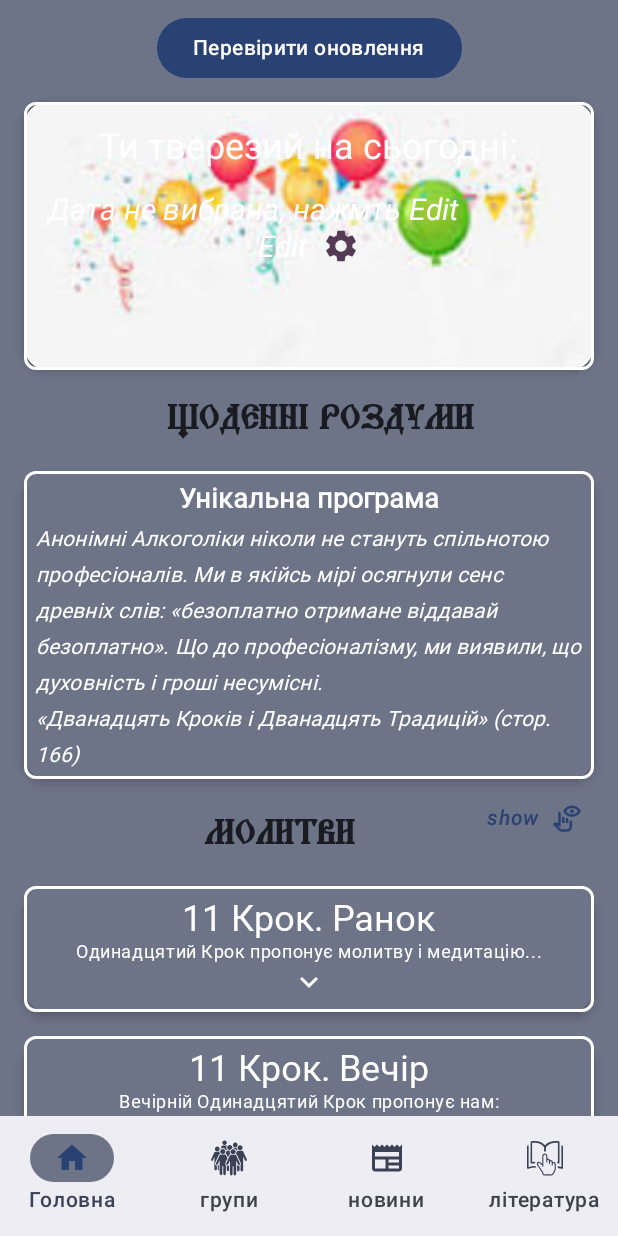
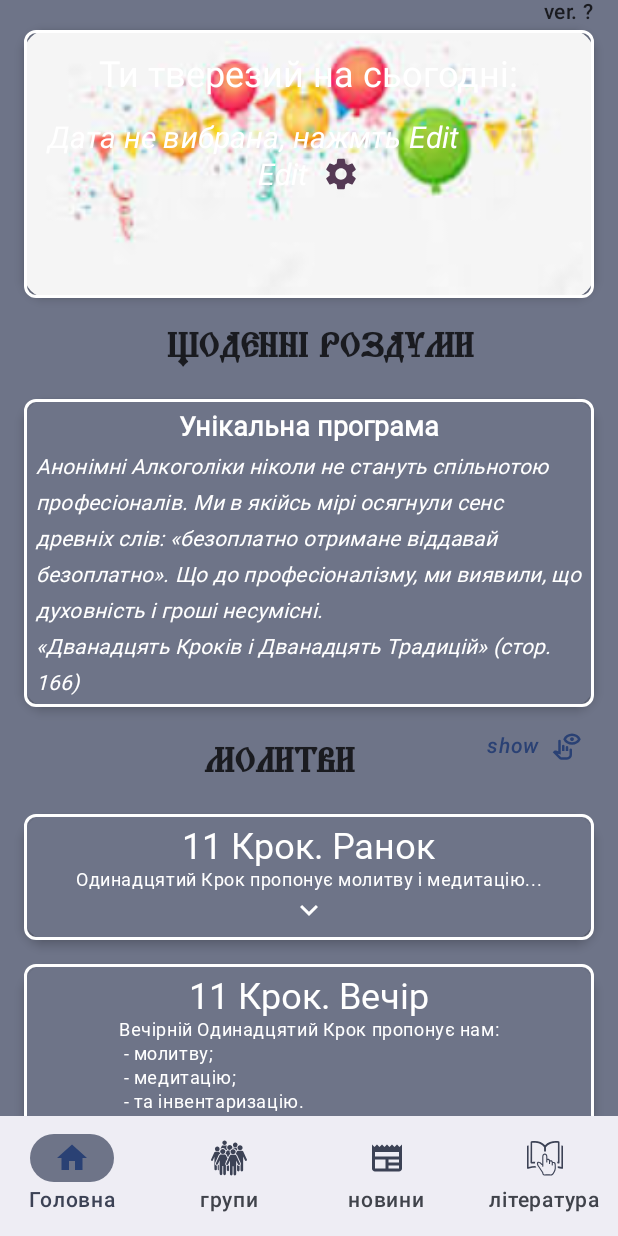
Before and after one commit to AlexYach1973/groupsaa, an Android app built with Jetpack Compose: the screen it shows after launch (MainActivity), on a phone screen of 412 x 824 dp. Run offline under Robolectric (Android 15) with nearby library versions, the phone set to English and light mode, and no system bars; our stand-ins replace Dagger/Hilt's generated code; Roboto replaces fonts that are not available here.

Commit message:
1. Початок. Базова навігація 1.01 Навігація 1.1 Навігація закінчена. Виклик за номером 1.2 Internet, Map 1.2.1 Щось зробив 1.3 Вдстань до груп 1.3.1 1.4 Зробив визов через API з тестового сайта 1.5 Під'єднав Room 1.5.1 Пофіксив Room 1.6 Добавиви на вкладку Home дати 1.6.1 Date Store 1.7 Заповнив Home Screen 1.7.1 1.8 Змнив графік на сайті та в App 1.8.1 GroupListScreen підсвчування активних груп 1.9 HomeScreen preferences 1.9.1 Schedule:Lit<String> 1.8.2 обавив щоденні роздуми 1.8.3 Додав іконкі до телефонів 1.8.4. Data Store refactoring 1.9. ReadScreen, FontFamily 1.9.1 GroupLit add Filter 2. Під'єднались до https://gso.aa.kiev.ua/ 2.1 GroupScreen use UIAction and UIErrorState 2.2 Включив підтримку озвучування в HomeScreen(TTS) 2.2.1 Refactoring HomeScreen 2.2.2 Add Prayers Ukr 3. DI Hit 3.1.1 Refactoring DI 3.2 Refactoring 3.3 Add update check for App 3.4 Add update App from GitHub Release

```diff
--- a/app/build.gradle.kts
+++ b/app/build.gradle.kts
@@ -77,6 +77,8 @@ dependencies {
     implementation(libs.androidx.gson)
     implementation(libs.play.services.location)
     implementation(libs.androidx.compose.permission)
+    implementation(libs.androidx.animation)
+
     // Retrofit
     implementation(libs.androidx.retrofit)
     implementation(libs.androidx.retrofit.gson)
--- a/app/src/main/AndroidManifest.xml
+++ b/app/src/main/AndroidManifest.xml
@@ -12,6 +12,8 @@
     <uses-permission android:name="android.permission.ACCESS_FINE_LOCATION"/>
     <uses-permission android:name="android.permission.ACCESS_COARSE_LOCATION"/>
     <uses-permission android:name="android.permission.REQUEST_INSTALL_PACKAGES"/>
+    <uses-permission android:name="android.permission.WRITE_EXTERNAL_STORAGE" android:maxSdkVersion="28" />
+    <uses-permission android:name="android.permission.READ_EXTERNAL_STORAGE" android:maxSdkVersion="28" />
 
     <application
         android:usesCleartextTraffic="true"
--- a/app/src/main/java/com/alexyach/compose/groupsaa/data/model/GitHubRelease.kt
+++ b/app/src/main/java/com/alexyach/compose/groupsaa/data/model/GitHubRelease.kt
@@ -4,5 +4,5 @@ import com.google.gson.annotations.SerializedName
 
 data class GitHubRelease(
     @SerializedName("tag_name") val tagName: String,
-    val assets: List<GitHubAsset>
+    val assets: List<GitHubAsset>,
 )
--- a/app/src/main/java/com/alexyach/compose/groupsaa/data/repository/UpdateRepository.kt
+++ /dev/null
@@ -1,17 +0,0 @@
-package com.alexyach.compose.groupsaa.data.repository
-
-import com.alexyach.compose.groupsaa.data.model.GitHubAsset
-import com.alexyach.compose.groupsaa.data.network.GitHubApi
-import javax.inject.Inject
-
-class UpdateRepository @Inject constructor(
-    private val api: GitHubApi
-) {
-
-    suspend fun fetchLatestApk(owner: String, repo: String): GitHubAsset? {
-        val release = api.getLatestRelease(owner = owner, repo = repo)
-
-        return release.assets.find { it.name.endsWith(".apk") }
-    }
-
-}
--- a/app/src/main/java/com/alexyach/compose/groupsaa/di/NetworkGitHubModule.kt
+++ b/app/src/main/java/com/alexyach/compose/groupsaa/di/NetworkGitHubModule.kt
@@ -7,7 +7,6 @@ import dagger.hilt.InstallIn
 import dagger.hilt.components.SingletonComponent
 import retrofit2.Retrofit
 import retrofit2.converter.gson.GsonConverterFactory
-import retrofit2.create
 import javax.inject.Singleton
 
 
--- /dev/null
+++ b/app/src/main/java/com/alexyach/compose/groupsaa/domain/usecase/CheckLatestReleaseUseCase.kt
@@ -0,0 +1,13 @@
+package com.alexyach.compose.groupsaa.domain.usecase
+
+import com.alexyach.compose.groupsaa.data.model.GitHubRelease
+import com.alexyach.compose.groupsaa.data.network.GitHubApi
+import javax.inject.Inject
+
+class CheckLatestReleaseUseCase @Inject constructor(
+    private val api: GitHubApi
+) {
+    suspend fun invoke(owner: String, repo: String): GitHubRelease? {
+        return api.getLatestRelease(owner = owner, repo = repo)
+    }
+}
--- a/app/src/main/java/com/alexyach/compose/groupsaa/domain/usecase/CheckUpdateUseCase.kt
+++ /dev/null
@@ -1,15 +0,0 @@
-package com.alexyach.compose.groupsaa.domain.usecase
-
-import com.alexyach.compose.groupsaa.data.model.GitHubAsset
-import com.alexyach.compose.groupsaa.data.repository.UpdateRepository
-import javax.inject.Inject
-
-class CheckUpdateUseCase @Inject constructor(
-    private val repository: UpdateRepository
-) {
-
-    suspend operator fun invoke(owner: String, repo: String): GitHubAsset? {
-        return repository.fetchLatestApk(owner = owner, repo = repo)
-    }
-
-}
--- a/app/src/main/java/com/alexyach/compose/groupsaa/presentation/home/HomeScreen.kt
+++ b/app/src/main/java/com/alexyach/compose/groupsaa/presentation/home/HomeScreen.kt
@@ -1,5 +1,6 @@
 package com.alexyach.compose.groupsaa.presentation.home
 
+import UpdateScreen
 import androidx.compose.foundation.background
 import androidx.compose.foundation.layout.Arrangement
 import androidx.compose.foundation.layout.Box
@@ -20,7 +21,6 @@ import androidx.hilt.navigation.compose.hiltViewModel
 import com.alexyach.compose.groupsaa.presentation.home.components.DailyReflectionCard
 import com.alexyach.compose.groupsaa.presentation.home.components.PeriodOfSobrietyCard
 import com.alexyach.compose.groupsaa.presentation.home.components.PrayersContent
-import com.alexyach.compose.groupsaa.presentation.home.components.UpdateScreen
 
 
 @OptIn(ExperimentalMaterial3Api::class)
@@ -68,6 +68,7 @@ fun HomeScreen(
 
             /* Update */
             UpdateScreen(
+                context = context,
                 viewModel = viewModel
             )
 
--- a/app/src/main/java/com/alexyach/compose/groupsaa/presentation/home/HomeViewModel.kt
+++ b/app/src/main/java/com/alexyach/compose/groupsaa/presentation/home/HomeViewModel.kt
@@ -7,12 +7,12 @@ import androidx.lifecycle.ViewModel
 import androidx.lifecycle.viewModelScope
 import com.alexyach.compose.groupsaa.data.repository.AssetsManager
 import com.alexyach.compose.groupsaa.data.repository.DataStoreManager
+import com.alexyach.compose.groupsaa.data.repository.UpdateManager
 import com.alexyach.compose.groupsaa.domain.model.DailyReflections
 import com.alexyach.compose.groupsaa.domain.model.DateSobriety
 import com.alexyach.compose.groupsaa.domain.model.Prayer
 import com.alexyach.compose.groupsaa.domain.model.PrayersEnum
 import com.alexyach.compose.groupsaa.domain.model.getPrayersList
-import com.alexyach.compose.groupsaa.presentation.home.components.UpdateManager
 import com.alexyach.compose.groupsaa.utils.formatPeriod
 import com.alexyach.compose.groupsaa.utils.formatTotalDays
 import dagger.hilt.android.lifecycle.HiltViewModel
@@ -33,7 +33,7 @@ import javax.inject.Inject
 class HomeViewModel @Inject constructor(
     private val dataStoreManager: DataStoreManager,
     private val assetsManager: AssetsManager,
-    private val updateManager: UpdateManager ,
+    private val updateManager: UpdateManager,
     @ApplicationContext private val context: Context
 ) : ViewModel() {
 
@@ -59,8 +59,15 @@ class HomeViewModel @Inject constructor(
     val isUkrVoice: StateFlow<Boolean> = _isUkrVoice
     private var tts: MutableStateFlow<TextToSpeech?> = MutableStateFlow(null)
 
-    /* Update Status */
-    val updateStatus: StateFlow<UpdateStatus> = updateManager.status
+    /* Update Status  */
+    val progress = updateManager.progress
+    val status = updateManager.status
+
+    fun checkForUpdate() {
+        updateManager.checkAndUpdate(owner = "AlexYach1973", repo = "groupsaa")
+    }
+
+
 
 
     init {
@@ -68,7 +75,6 @@ class HomeViewModel @Inject constructor(
         loadPrefPrayerList()
         loadDateFromDataStore()
         textToSpeechTest()
-
 
     }
 
@@ -257,12 +263,125 @@ class HomeViewModel @Inject constructor(
 
 
     /* **************** Update Latest Release **************** */
-    fun triggerUpdate() {
-        updateManager.checkAndUpdate("username", "repo")
-    }
+   /* fun triggerUpdate() {
+        updateManager.downloadApk("https://github.com/AlexYach1973/repo/groupsaa/latest/download/update.apk")
+       *//* updateManager.checkAndUpdate(
+            owner = "AlexYach1973",
+            repo = "groupsaa"
+        )*//*
+    }*/
 
 
 
+
+
+//    fun startProgressTracking(downloadId: Long) {
+//        updateManager.observeDownloadProgress(downloadId) { percent ->
+//            _progress.value = percent
+//        }
+//    }
+
+    /* fun checkForUpdate() {
+         Log.d("Logs", "HomeViewModel checking update start")
+
+         val currentVersionName = context.packageManager.
+         getPackageInfo(context.packageName, 0).versionName
+
+         viewModelScope.launch {
+             try {
+                 val release = checkUpdateUseCase("AlexYach1973", "groupsaa")
+
+                 if (release?.tagName != currentVersionName) {
+                     _updateAvailable.value = release?.assets?.firstOrNull()?.downloadUrl
+                 }
+
+ //                val asset = release?.assets?.find { it.name.endsWith(".apk") }
+
+             } catch (e: Exception) {
+                 Log.e("Logs", "HomeViewModel Error checking update", e)
+             }
+         }
+     }
+
+     fun downloadAndInstallApk(url: String) {
+         Log.d("Logs", "HomeViewModel downloadAndInstallApk start")
+
+         val request = DownloadManager.Request(url.toUri()).apply {
+             setTitle("App Update")
+             setDescription("Downloading new version")
+             setDestinationInExternalPublicDir(Environment.DIRECTORY_DOWNLOADS, "app-release.apk")
+             setNotificationVisibility(DownloadManager.Request.VISIBILITY_VISIBLE_NOTIFY_COMPLETED)
+         }
+
+         val downloadManager = context.getSystemService(Context.DOWNLOAD_SERVICE) as DownloadManager
+         val downloadId = downloadManager.enqueue(request)
+
+         *//* Отслеживание завершения загрузки *//*
+        viewModelScope.launch {
+            val query = DownloadManager.Query().setFilterById(downloadId)
+            while (true) {
+                val cursor = downloadManager.query(query)
+
+                if (cursor.moveToFirst()) {
+                    val status = cursor.getInt(cursor.getColumnIndexOrThrow(DownloadManager.COLUMN_STATUS))
+
+                    if(status == DownloadManager.STATUS_SUCCESSFUL) {
+                        installApk()
+                        break
+                    } else if(status == DownloadManager.STATUS_FAILED) {
+                        Log.e("UpdateViewModel", "Download failed")
+                        break
+                    }
+                }
+                cursor.close()
+                delay(1000) // Проверка каждую секунду
+            }
+        }
+
+        Log.d("Logs", "HomeViewModel downloadAndInstallApk END")
+    }
+
+    private fun installApk() {
+        Log.d("Logs", "HomeViewModel installApk start")
+
+        val apkFile = File(
+            Environment.getExternalStoragePublicDirectory(Environment.DIRECTORY_DOWNLOADS),
+            "app-release.apk"
+        )
+
+        val apkUri = FileProvider.getUriForFile(
+            context,
+            "${context.packageName}.fileprovider",
+            apkFile
+        )
+
+        val packageInstaller = context.packageManager.packageInstaller
+        val canInstall = context.packageManager.canRequestPackageInstalls()
+
+        if (canInstall) {
+            *//* Запуск установки *//*
+            val intent = Intent(Intent.ACTION_VIEW).apply {
+                setDataAndType(apkUri, "application/vnd.android.package-archive")
+                addFlags(Intent.FLAG_ACTIVITY_NEW_TASK)
+                addFlags(Intent.FLAG_GRANT_READ_URI_PERMISSION)
+            }
+            context.startActivity(intent)
+        } else {
+            *//* Запрос разрешения *//*
+            val intent = Intent(Settings.ACTION_MANAGE_UNKNOWN_APP_SOURCES).apply {
+                data = "package:${context.packageName}".toUri()
+            }
+            context.startActivity(intent)
+        }
+
+
+        Log.d("Logs", "HomeViewModel installApk END")
+    }*/
+
+
+    /* OLD Code */
+
+    /* END **************** Update Latest Release **************** */
 
     override fun onCleared() {
         super.onCleared()
--- a/app/src/main/java/com/alexyach/compose/groupsaa/presentation/home/UpdateStatus.kt
+++ b/app/src/main/java/com/alexyach/compose/groupsaa/presentation/home/UpdateStatus.kt
@@ -1,10 +1,10 @@
 package com.alexyach.compose.groupsaa.presentation.home
 
 enum class UpdateStatus() {
-    CHECK_UPDATE,
-    NO_UPDATE,
-    UPDATE_AVAILABLE,
-    DOWNLOADING,
-    INSTALLED,
-    ERROR
+    Idle,
+    NoUpdate,
+    UpdateAvailable,
+    Downloading,
+    Installed,
+    PermissionRequired
 }
--- a/app/src/main/java/com/alexyach/compose/groupsaa/presentation/home/components/UpdateScreen.kt
+++ b/app/src/main/java/com/alexyach/compose/groupsaa/presentation/home/components/UpdateScreen.kt
@@ -1,63 +1,141 @@
-package com.alexyach.compose.groupsaa.presentation.home.components
-
+import android.content.Context
+import androidx.compose.animation.AnimatedVisibility
+import androidx.compose.animation.fadeIn
+import androidx.compose.animation.fadeOut
+import androidx.compose.foundation.clickable
 import androidx.compose.foundation.layout.Arrangement
-import androidx.compose.foundation.layout.Box
+import androidx.compose.foundation.layout.Column
 import androidx.compose.foundation.layout.Row
 import androidx.compose.foundation.layout.fillMaxWidth
 import androidx.compose.foundation.layout.padding
-import androidx.compose.material3.Button
+import androidx.compose.material3.LinearProgressIndicator
 import androidx.compose.material3.MaterialTheme
+import androidx.compose.material3.ProgressIndicatorDefaults
 import androidx.compose.material3.Text
 import androidx.compose.runtime.Composable
+import androidx.compose.runtime.LaunchedEffect
 import androidx.compose.runtime.collectAsState
 import androidx.compose.runtime.getValue
 import androidx.compose.runtime.mutableStateOf
 import androidx.compose.runtime.remember
 import androidx.compose.runtime.setValue
+import androidx.compose.ui.Alignment
 import androidx.compose.ui.Modifier
+import androidx.compose.ui.res.stringResource
 import androidx.compose.ui.unit.dp
-import androidx.lifecycle.compose.collectAsStateWithLifecycle
+import com.alexyach.compose.groupsaa.R
 import com.alexyach.compose.groupsaa.presentation.home.HomeViewModel
 import com.alexyach.compose.groupsaa.presentation.home.UpdateStatus
+import kotlinx.coroutines.delay
 
 
 @Composable
 fun UpdateScreen(
+    context: Context,
     viewModel: HomeViewModel,
 ) {
 
-    val status by viewModel.updateStatus.collectAsState()
+    val status by viewModel.status.collectAsState()
+    val progress by viewModel.progress.collectAsState()
 
-    var textStatus by remember { mutableStateOf("") }
+//    Log.d("Logs", "UpdateScreen status: ${status}")
 
-    textStatus = when(status) {
-        UpdateStatus.CHECK_UPDATE -> "Перевірити оновлення"
-        UpdateStatus.NO_UPDATE -> "Остання версія"
-        UpdateStatus.UPDATE_AVAILABLE -> "Є нова верся!"
-        UpdateStatus.DOWNLOADING -> "Завантаження оновлення..."
-        UpdateStatus.INSTALLED -> "Оновлення встановлено"
-        UpdateStatus.ERROR -> "Помилка при перевірці оновлення"
-    }
+
+    val versionName = context.packageManager
+        .getPackageInfo(context.packageName, 0).versionName ?: "?"
 
     Row(
-        horizontalArrangement = Arrangement.Center,
+        horizontalArrangement = Arrangement.End,
+        verticalAlignment = Alignment.CenterVertically,
         modifier = Modifier
             .fillMaxWidth()
     ) {
-        Button(
-            onClick = {
-                viewModel.triggerUpdate()
-            },
+
+
+        Text(
+            text = "ver. $versionName",
+            style = MaterialTheme.typography.bodyMedium,
             modifier = Modifier
-                .padding(horizontal = 32.dp, vertical = 8.dp)
-        ) {
-            Text(
-                text = textStatus,
-                style = MaterialTheme.typography.bodyMedium
-            )
+                .padding(horizontal = 16.dp)
+                .clickable {
+                    viewModel.checkForUpdate()
+                }
+        )
+
+        when (status) {
+            UpdateStatus.NoUpdate -> {
+                DisappearingText(R.string.update_screen_no_update)
+            }
+            UpdateStatus.UpdateAvailable -> {
+                DisappearingText(R.string.update_screen_available_update)
+            }
+            UpdateStatus.Downloading -> {
+                Column(
+                    horizontalAlignment = Alignment.CenterHorizontally,
+                    verticalArrangement = Arrangement.Center,
+                    modifier = Modifier
+                        .fillMaxWidth()
+                ) {
+
+                    Text(
+                        text = "Загрузка: $progress%",
+                        style = MaterialTheme.typography.bodySmall
+                    )
+
+                    LinearProgressIndicator(
+                        modifier = Modifier.padding(vertical = 8.dp),
+                        progress = { progress / 100f },
+                        color = ProgressIndicatorDefaults.linearColor,
+                        trackColor = ProgressIndicatorDefaults.linearTrackColor,
+                        strokeCap = ProgressIndicatorDefaults.LinearStrokeCap,
+                    )
+
+
+                }
+
+//                CircularProgressIndicator(progress = { progress / 100f })
+
+
+            }
+
+            UpdateStatus.Installed -> {
+//                Text(stringResource(R.string.update_screen_installed_update))
+                DisappearingText(R.string.update_screen_installed_update)
+            }
+            UpdateStatus.PermissionRequired -> {
+//                Text(stringResource(R.string.update_screen_required_update))
+                DisappearingText(R.string.update_screen_required_update)
+            }
+            UpdateStatus.Idle -> {}
         }
-    }
 
 
 
+    }
+
 }
+
+
+
+@Composable
+fun DisappearingText(
+    textId: Int
+) {
+    var showText by remember { mutableStateOf(true) }
+
+    LaunchedEffect(key1 = true) {
+        delay(2000)  // Задержка в 2 секунды
+        showText = false
+    }
+
+    AnimatedVisibility(
+        visible = showText,
+        enter = fadeIn(),
+        exit = fadeOut()
+    ) {
+        Text(
+            text = stringResource(textId),
+            style = MaterialTheme.typography.bodySmall
+        )
+    }
+}
--- a/app/src/main/res/values/strings.xml
+++ b/app/src/main/res/values/strings.xml
@@ -13,6 +13,14 @@
     <string name="homescreen_sobriety_not_date">Дата не вибрана, нажмть Edit</string>
     <string name="homescreen_prayer_title">МОЛИТВИ</string>
     <string name="homescreen_daily_title">ЩОДЕННІ РОЗДУМИ</string>
+
+<!--    UpdateScreen-->
+    <string name="update_screen_check_update">Перевірити оновлення</string>
+    <string name="update_screen_no_update">У тебе остання версія</string>
+    <string name="update_screen_available_update">Доступна нова веерсія</string>
+    <string name="update_screen_installed_update">Встановлення остання версія</string>
+    <string name="update_screen_required_update">дозволити встановлення із невідомого джерела</string>
+
 
 <!--    GroupListScreen-->
     <string name="grouplistscreen_offline_title">Офлайн групи</string>
```
Also changed, not shown: app/src/main/java/com/alexyach/compose/groupsaa/data/repository/UpdateManager.kt (added, +135 -0 lines), app/src/main/java/com/alexyach/compose/groupsaa/presentation/home/components/UpdateManager.kt (deleted, +0 -119 lines), gradle/libs.versions.toml (+8 -9 lines), gradle/wrapper/gradle-wrapper.properties.
